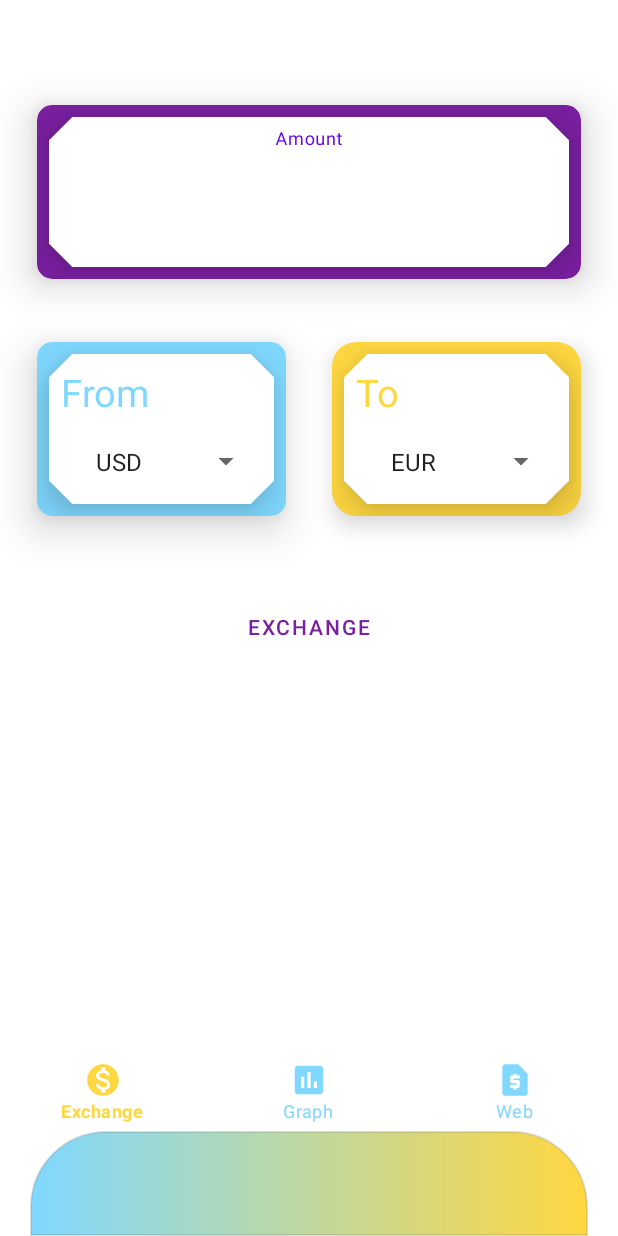
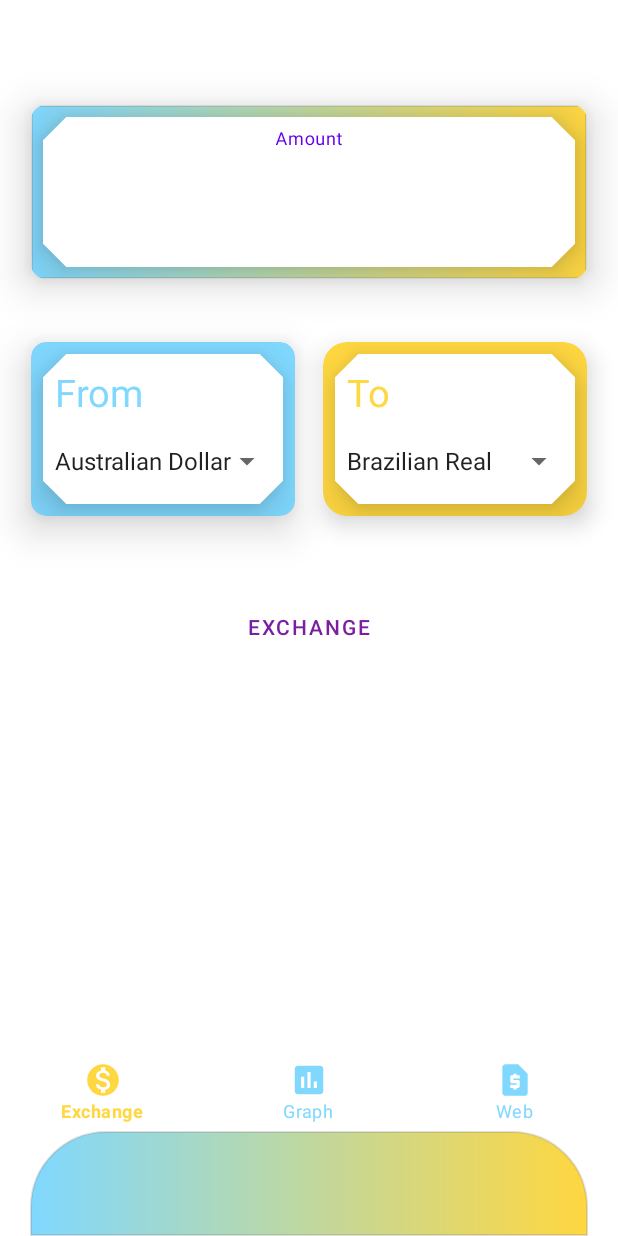
Before and after one commit to RysanekRivera/CurrencyConverter, an Android app: the screen it shows after launch (MainActivity), on a phone screen of 412 x 824 dp. Run offline under Robolectric (Android 15) with nearby library versions, the phone set to English and light mode, and no system bars; our stand-ins replace Dagger/Hilt's generated code, data binding, navigation-ui.

```diff
--- a/app/src/main/java/com/rysanek/currencyconverter/data/remote/models/ExchangeResponse.kt
+++ b/app/src/main/java/com/rysanek/currencyconverter/data/remote/models/ExchangeResponse.kt
@@ -1,7 +1,7 @@
 package com.rysanek.currencyconverter.data.remote.models
 
-data class ExchangeResponse (
+data class ExchangeResponse(
     val base: String,
     val date: String,
-    val rates:Rates
-    )
+    val rates: Rates
+)
--- a/app/src/main/java/com/rysanek/currencyconverter/ui/fragments/ConverterFragment.kt
+++ b/app/src/main/java/com/rysanek/currencyconverter/ui/fragments/ConverterFragment.kt
@@ -7,6 +7,7 @@ import android.view.ViewGroup
 import androidx.fragment.app.Fragment
 import androidx.fragment.app.viewModels
 import androidx.lifecycle.lifecycleScope
+import com.rysanek.currencyconverter.data.remote.models.RatesMap
 import com.rysanek.currencyconverter.databinding.FragmentConverterBinding
 import com.rysanek.currencyconverter.utils.showSnackBar
 import com.rysanek.currencyconverter.viewmodels.ExchangeViewModel
@@ -27,15 +28,14 @@ class ConverterFragment: Fragment() {
         savedInstanceState: Bundle?
     ): View {
         binding = FragmentConverterBinding.inflate(layoutInflater)
-
         binding.btnExchange.setOnClickListener {
             if (binding.etAmount.text.isNullOrEmpty()){
                 showSnackBar("Please input an amount")
             } else {
                 viewModel.convert(
                     binding.etAmount.text.toString(),
-                    binding.spFromCurrency.selectedItem.toString(),
-                    binding.spToCurrency.selectedItem.toString(),
+                    RatesMap.rates[binding.spFromCurrency.selectedItem.toString()]!!,
+                    RatesMap.rates[binding.spToCurrency.selectedItem.toString()]!!,
                 )
             }
         }
--- /dev/null
+++ b/app/src/main/res/drawable/bg_cardview_amount.xml
@@ -0,0 +1,11 @@
+<?xml version="1.0" encoding="utf-8"?>
+<shape android:shape="rectangle"
+    xmlns:android="http://schemas.android.com/apk/res/android">
+
+    <gradient android:startColor="@color/yellow"
+        android:endColor="@color/light_blue"
+        android:angle="180"/>
+    <stroke android:color="#33616161" android:width="1dp"/>
+
+
+</shape>
--- /dev/null
+++ b/app/src/main/res/drawable/bg_cardview_result.xml
@@ -0,0 +1,11 @@
+<?xml version="1.0" encoding="utf-8"?>
+<shape android:shape="rectangle"
+    xmlns:android="http://schemas.android.com/apk/res/android">
+
+    <gradient android:startColor="@color/yellow"
+        android:endColor="@color/light_blue"
+        android:angle="180"/>
+    <stroke android:color="#33616161" android:width="1dp"/>
+
+
+</shape>
--- a/app/src/main/res/layout/activity_main.xml
+++ b/app/src/main/res/layout/activity_main.xml
@@ -31,7 +31,7 @@
             android:layout_width="match_parent"
             android:layout_height="wrap_content"
             android:background="@color/transparent"
-            android:foregroundGravity="center_vertical"
+            android:foregroundGravity="center_vertical|center_horizontal"
             android:elevation="0dp"
             android:padding="0dp"
             app:elevation="0dp"
--- a/app/src/main/res/layout/fragment_converter.xml
+++ b/app/src/main/res/layout/fragment_converter.xml
@@ -24,7 +24,7 @@
 
             <com.google.android.material.card.MaterialCardView
                 style="@style/CardViewStyle.Cut"
-                android:layout_width="150dp"
+                android:layout_width="160dp"
                 android:layout_height="100dp"
                 android:layout_marginStart="8dp"
                 android:layout_marginTop="8dp"
@@ -47,6 +47,7 @@
                         android:id="@+id/tvFrom"
                         android:layout_width="wrap_content"
                         android:layout_height="wrap_content"
+                        android:layout_marginStart="8dp"
                         android:layout_marginTop="8dp"
                         android:text="@string/from"
                         android:textColor="@color/light_blue"
@@ -59,11 +60,10 @@
                     <Spinner
                         android:id="@+id/spFromCurrency"
                         android:layout_width="0dp"
-                        android:layout_height="wrap_content"
-                        android:layout_marginStart="8dp"
-                        android:layout_marginEnd="8dp"
+                        android:layout_height="0dp"
+                        android:paddingStart="0dp"
+                        android:paddingEnd="15dp"
                         android:entries="@array/currency_codes"
-                        android:padding="15dp"
                         android:popupBackground="@color/light_blue"
                         app:layout_constraintBottom_toBottomOf="parent"
                         app:layout_constraintEnd_toEndOf="parent"
@@ -71,7 +71,6 @@
                         app:layout_constraintStart_toStartOf="parent"
                         app:layout_constraintTop_toBottomOf="@+id/tvFrom" />
                 </androidx.constraintlayout.widget.ConstraintLayout>
-
 
             </com.google.android.material.card.MaterialCardView>
 
@@ -83,7 +82,6 @@
         android:id="@+id/cvAmount"
         android:layout_width="0dp"
         android:layout_height="wrap_content"
-        android:backgroundTint="@color/nice_purple"
         app:cardCornerRadius="10dp"
         app:cardElevation="16dp"
         app:cardPreventCornerOverlap="false"
@@ -93,7 +91,8 @@
 
         <androidx.constraintlayout.widget.ConstraintLayout
             android:layout_width="match_parent"
-            android:layout_height="match_parent">
+            android:layout_height="match_parent"
+            android:background="@drawable/bg_cardview_amount">
 
             <com.google.android.material.card.MaterialCardView
                 style="@style/CardViewStyle.Cut"
@@ -166,7 +165,7 @@
 
             <com.google.android.material.card.MaterialCardView
                 style="@style/CardViewStyle.Cut"
-                android:layout_width="150dp"
+                android:layout_width="160dp"
                 android:layout_height="100dp"
                 android:layout_marginStart="8dp"
                 android:layout_marginTop="8dp"
@@ -187,6 +186,7 @@
                         android:id="@+id/tvTo"
                         android:layout_width="wrap_content"
                         android:layout_height="wrap_content"
+                        android:layout_marginStart="8dp"
                         android:layout_marginTop="8dp"
                         android:text="@string/to"
                         android:textColor="@color/yellow"
@@ -198,12 +198,11 @@
 
                     <Spinner
                         android:id="@+id/spToCurrency"
-                        android:layout_width="match_parent"
-                        android:layout_height="wrap_content"
-                        android:layout_marginStart="8dp"
-                        android:layout_marginEnd="8dp"
+                        android:layout_width="0dp"
+                        android:layout_height="0dp"
+                        android:paddingStart="0dp"
+                        android:paddingEnd="15dp"
                         android:entries="@array/currency_codes"
-                        android:padding="15dp"
                         android:popupBackground="@color/yellow"
                         app:layout_constraintBottom_toBottomOf="parent"
                         app:layout_constraintEnd_toEndOf="parent"
@@ -229,14 +228,14 @@
         android:layout_width="wrap_content"
         android:layout_height="wrap_content"
         android:orientation="vertical"
-        app:layout_constraintGuide_percent="0.06" />
+        app:layout_constraintGuide_percent="0.05" />
 
     <androidx.constraintlayout.widget.Guideline
         android:id="@+id/guideline5"
         android:layout_width="wrap_content"
         android:layout_height="wrap_content"
         android:orientation="vertical"
-        app:layout_constraintGuide_percent="0.94" />
+        app:layout_constraintGuide_percent="0.95" />
 
     <com.google.android.material.button.MaterialButton
         android:id="@+id/btnExchange"
@@ -254,7 +253,6 @@
         android:id="@+id/cvResult"
         android:layout_width="0dp"
         android:layout_height="wrap_content"
-        android:backgroundTint="@color/orange_red"
         app:cardCornerRadius="10dp"
         app:cardElevation="16dp"
         android:visibility="gone"
@@ -267,7 +265,8 @@
 
         <androidx.constraintlayout.widget.ConstraintLayout
             android:layout_width="match_parent"
-            android:layout_height="wrap_content">
+            android:layout_height="wrap_content"
+            android:background="@drawable/bg_cardview_result">
 
             <com.google.android.material.card.MaterialCardView
                 style="@style/CardViewStyle.Cut"
@@ -277,7 +276,7 @@
                 android:layout_marginTop="8dp"
                 android:layout_marginEnd="8dp"
                 android:layout_marginBottom="8dp"
-                app:cardElevation="20dp"
+                app:cardElevation="6dp"
                 app:layout_constraintBottom_toBottomOf="parent"
                 app:layout_constraintEnd_toEndOf="parent"
                 app:layout_constraintStart_toStartOf="parent"
@@ -298,7 +297,7 @@
                         tools:text="15 EUR = 20 USD"
                         android:textColor="@color/orange_red"
                         android:textAlignment="inherit"
-                        android:textSize="35sp"
+                        android:textSize="25sp"
                         app:layout_constraintBottom_toBottomOf="parent"
                         app:layout_constraintEnd_toEndOf="parent"
                         app:layout_constraintHorizontal_bias="0.5"
@@ -312,5 +311,4 @@
 
     </com.google.android.material.card.MaterialCardView>
 
-
 </androidx.constraintlayout.widget.ConstraintLayout>
--- a/app/src/main/res/values/strings.xml
+++ b/app/src/main/res/values/strings.xml
@@ -8,37 +8,38 @@
     <string name="amount">Amount</string>
 
     <string-array name="currency_codes">
-        <item>USD</item>
-        <item>EUR</item>
-        <item>CAD</item>
-        <item>AUD</item>
-        <item>BGN</item>
-        <item>BRL</item>
-        <item>CHF</item>
-        <item>CNY</item>
-        <item>CZK</item>
-        <item>DKK</item>
-        <item>GBP</item>
-        <item>HKD</item>
-        <item>HRK</item>
-        <item>HUF</item>
-        <item>IDR</item>
-        <item>ILS</item>
-        <item>INR</item>
-        <item>ISK</item>
-        <item>JPY</item>
-        <item>KRW</item>
-        <item>MXN</item>
-        <item>MYR</item>
-        <item>NOK</item>
-        <item>NZD</item>
-        <item>PHP</item>
-        <item>PLN</item>
-        <item>RUB</item>
-        <item>RON</item>
-        <item>SEK</item>
-        <item>SGD</item>
-        <item>THB</item>
-        <item>ZAR</item>
+        <item>Australian Dollar</item>
+        <item>Brazilian Real</item>
+        <item>British Pound</item>
+        <item>Bulgarian Lev</item>
+        <item>Canadian Dollar</item>
+        <item>Chinese Yuan</item>
+        <item>Croatian Kuna</item>
+        <item>Czech Koruna</item>
+        <item>Danish Krone</item>
+        <item>Euro</item>
+        <item>Hong Kong Dollar</item>
+        <item>Hungarian Forint</item>
+        <item>Icelandic Krona</item>
+        <item>Indian Rupee</item>
+        <item>Indonesian Rupiah</item>
+        <item>Israeli New Shekel</item>
+        <item>Japanese Yen</item>
+        <item>Korean Won</item>
+        <item>Malaysian Ringgit</item>
+        <item>Mexican Peso</item>
+        <item>New Zealand Dollar</item>
+        <item>Norwegian Krone</item>
+        <item>Philippine Peso</item>
+        <item>Polish Zloty</item>
+        <item>Romanian Leu</item>
+        <item>Russian Rubble</item>
+        <item>Singapore Dollar</item>
+        <item>Swedish Krona</item>
+        <item>Swiss Franc</item>
+        <item>Thai Baht</item>
+        <item>Turkish Lira</item>
+        <item>US Dollar</item>
+        <item>S. African Rand</item>
     </string-array>
 </resources>
--- a/build.gradle
+++ b/build.gradle
@@ -7,7 +7,7 @@ buildscript {
     }
 
     dependencies {
-        classpath "com.android.tools.build:gradle:4.1.2"
+        classpath 'com.android.tools.build:gradle:4.1.3'
         classpath "org.jetbrains.kotlin:kotlin-gradle-plugin:$kotlin_version"
         classpath 'com.google.dagger:hilt-android-gradle-plugin:2.33-beta'
         // NOTE: Do not place your application dependencies here; they belong
```
Also changed, not shown: app/build.gradle (+7 -11 lines), app/src/main/java/com/rysanek/currencyconverter/data/remote/models/RatesMap.kt (added, +40 -0 lines).
